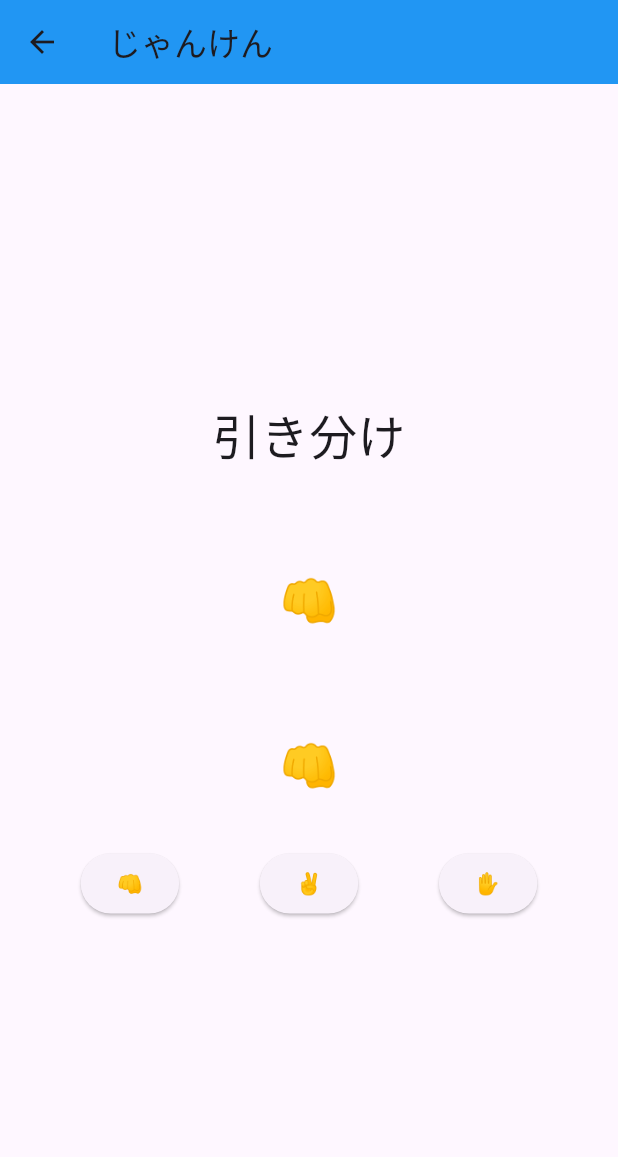
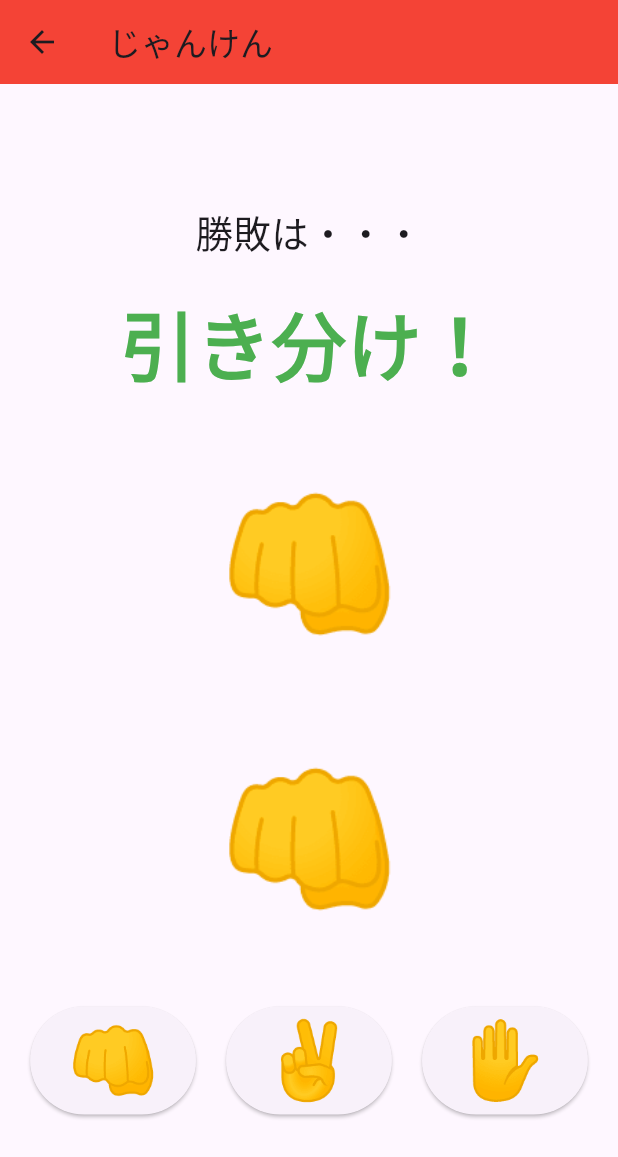
Before and after one commit to sugishitadaichi/Gamin, a Flutter app: the screen it shows after launch, after a tap on "じゃんけん", on a phone screen of 412 x 824 dp. Shown: the top 1157 px of the screen. Run offline on Flutter 3.47's test engine with Material 3 defaults, Android fonts, the light colour scheme and no system bars.

Commit message:
文字やボタンの大きさを変更

```diff
--- a/lib/janken_page.dart
+++ b/lib/janken_page.dart
@@ -1,14 +1,14 @@
 import 'package:flutter/material.dart';
 import 'dart:math';
 
-class JanekenFullPage extends StatefulWidget {
-  const JanekenFullPage({super.key});
+class JankenPage extends StatefulWidget {
+  const JankenPage({super.key});
 
   @override
-  State<JanekenFullPage> createState() => _JanekenFullPageState();
+  State<JankenPage> createState() => _JankenPageState();
 }
 
-class _JanekenFullPageState extends State<JanekenFullPage> {
+class _JankenPageState extends State<JankenPage> {
   String computedHand = '👊';
   String myHand = '👊';
   String result = '引き分け';
@@ -52,41 +52,67 @@ class _JanekenFullPageState extends State<JanekenFullPage> {
 
   @override
   Widget build(BuildContext context) {
+    Color resultColor;
+
+    switch (result) {
+      case '勝ち':
+        resultColor = Colors.red;
+        break;
+      case '負け':
+        resultColor = Colors.blue;
+        break;
+      case '引き分け':
+        resultColor = Colors.green;
+        break;
+      default:
+        resultColor = Colors.black;
+    }
     return Scaffold(
       appBar: AppBar(
         title: Text('じゃんけん'),
-        backgroundColor: Colors.blue,
+        backgroundColor: Colors.red,
       ),
       body: Center(
         child: Column(
           mainAxisAlignment: MainAxisAlignment.center,
           children: [
             Text(
-              result,
+              '勝敗は・・・',
               style: TextStyle(
-                fontSize: 32,
+                fontSize: 25,
               ),
             ),
             SizedBox(
-              height: 64,
+              height: 20,
+            ),
+            Text(
+              '$result！',
+              style: TextStyle(
+                fontSize: 50,
+                color: resultColor,
+                fontWeight: FontWeight.bold,
+              ),
+            ),
+            SizedBox(
+              height: 40,
             ),
             Text(
               computedHand,
               style: TextStyle(
-                fontSize: 32,
+                fontSize: 100,
               ),
             ),
             SizedBox(
-              height: 64,
+              height: 40,
             ),
             Text(
               myHand,
               style: TextStyle(
-                fontSize: 32,
+                fontSize: 100,
               ),
             ),
             SizedBox(
-              height: 32,
+              height: 40,
             ),
             Row(
               mainAxisAlignment: MainAxisAlignment.spaceEvenly,
@@ -95,19 +121,37 @@ class _JanekenFullPageState extends State<JanekenFullPage> {
                   onPressed: () {
                     selectHand('👊');
                   },
-                  child: Text('👊'),
+                  style: ElevatedButton.styleFrom(
+                    minimumSize: Size(100, 50),
+                  ),
+                  child: Text(
+                    '👊',
+                    style: TextStyle(fontSize: 50),
+                  ),
                 ),
                 ElevatedButton(
                   onPressed: () {
                     selectHand('✌️');
                   },
-                  child: Text('✌️'),
+                  style: ElevatedButton.styleFrom(
+                    minimumSize: Size(100, 50),
+                  ),
+                  child: Text(
+                    '✌️',
+                    style: TextStyle(fontSize: 50),
+                  ),
                 ),
                 ElevatedButton(
                   onPressed: () {
                     selectHand('✋');
                   },
-                  child: Text('✋'),
+                  style: ElevatedButton.styleFrom(
+                    minimumSize: Size(100, 50),
+                  ),
+                  child: Text(
+                    '✋',
+                    style: TextStyle(fontSize: 50),
+                  ),
                 ),
               ],
             ),
--- a/lib/selection_screen.dart
+++ b/lib/selection_screen.dart
@@ -16,7 +16,7 @@ class SelectionScreen extends StatelessWidget {
             Navigator.push(
               context,
               MaterialPageRoute(
-                builder: (context) => JanekenFullPage(),
+                builder: (context) => JankenPage(),
               ),
             );
           },
```
